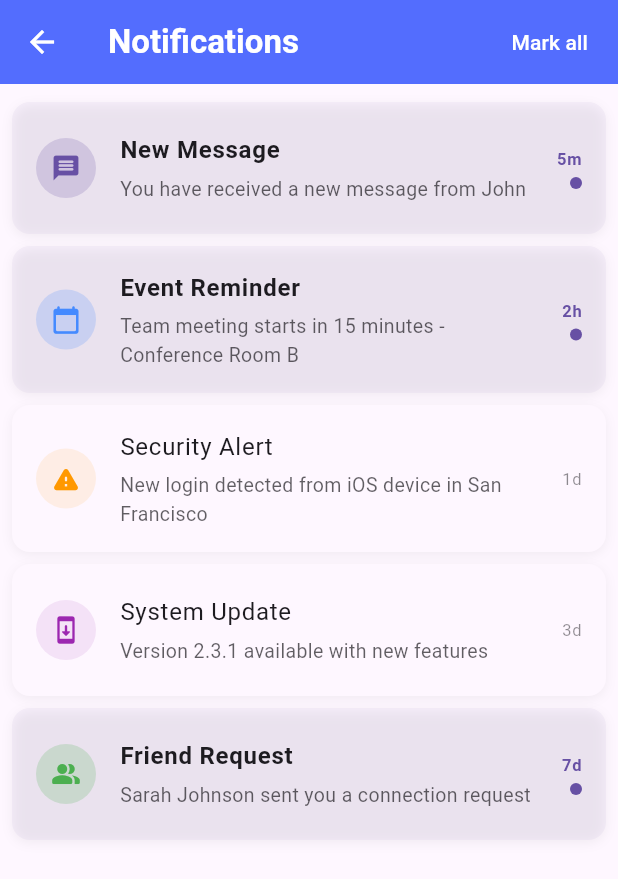
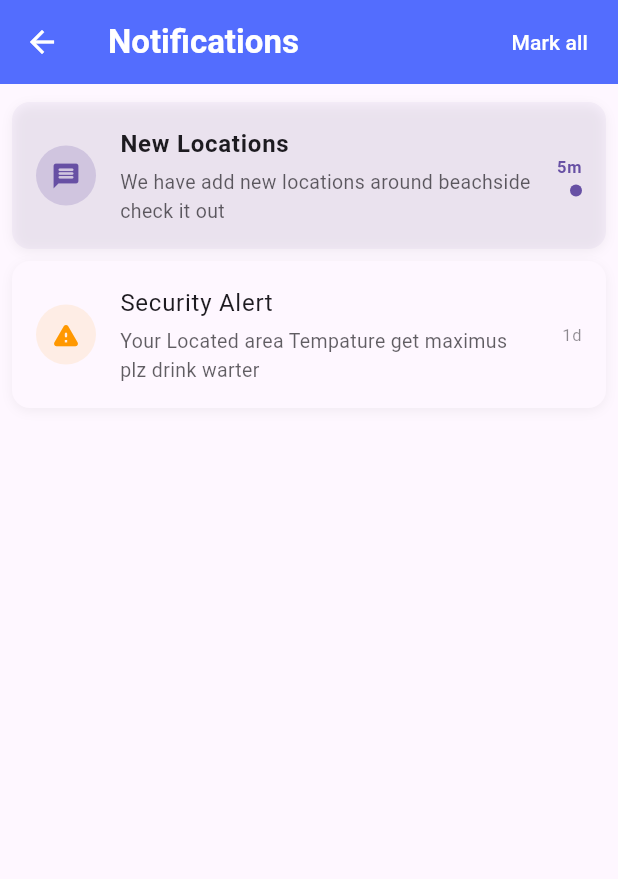
Before and after one commit to yohanmanohara/tourmate, a Flutter app: the NotificationPage screen opened directly, on a phone screen of 412 x 824 dp. Shown: the top 879 px of the screen. Run offline on Flutter 3.47's test engine with Material 3 defaults, Android fonts, the phone set to English and light mode, and no system bars; our stand-ins replace cloud_firestore, dio, dots_indicator, firebase_auth, firebase_core, firebase_storage and 12 more; missing offline and left inert: mailer; accounts and stored records are empty.

Commit message:
add fetures

```diff
--- a/lib/screen/admin/admin_dashboard.dart
+++ b/lib/screen/admin/admin_dashboard.dart
@@ -337,6 +337,7 @@ class _AdminDashboardScreenState extends State<AdminDashboardScreen> {
                   ),
                 ),
               ),
+
       ),
 
       // Replace existing bottomNavigationBar with our new component
--- a/lib/widgets/notification_page.dart
+++ b/lib/widgets/notification_page.dart
@@ -28,44 +28,21 @@ class _NotificationPageState extends State<NotificationPage> {
       _notifications = [
         {
           'id': '1',
-          'title': 'New Message',
-          'message': 'You have received a new message from John',
+          'title': 'New Locations ',
+          'message': 'We have add new locations around beachside check it out',
           'type': 'message',
           'isRead': false,
           'timestamp': now.subtract(const Duration(minutes: 5)),
         },
         {
           'id': '2',
-          'title': 'Event Reminder',
-          'message': 'Team meeting starts in 15 minutes - Conference Room B',
-          'type': 'event',
-          'isRead': false,
-          'timestamp': now.subtract(const Duration(hours: 2)),
-        },
-        {
-          'id': '3',
           'title': 'Security Alert',
-          'message': 'New login detected from iOS device in San Francisco',
+          'message': 'Your Located area Tempature get maximus plz drink warter',
           'type': 'alert',
           'isRead': true,
           'timestamp': now.subtract(const Duration(days: 1)),
         },
-        {
-          'id': '4',
-          'title': 'System Update',
-          'message': 'Version 2.3.1 available with new features',
-          'type': 'system',
-          'isRead': true,
-          'timestamp': now.subtract(const Duration(days: 3)),
-        },
-        {
-          'id': '5',
-          'title': 'Friend Request',
-          'message': 'Sarah Johnson sent you a connection request',
-          'type': 'social',
-          'isRead': false,
-          'timestamp': now.subtract(const Duration(days: 7)),
-        },
+
       ];
       _isLoading = false;
     });
```
